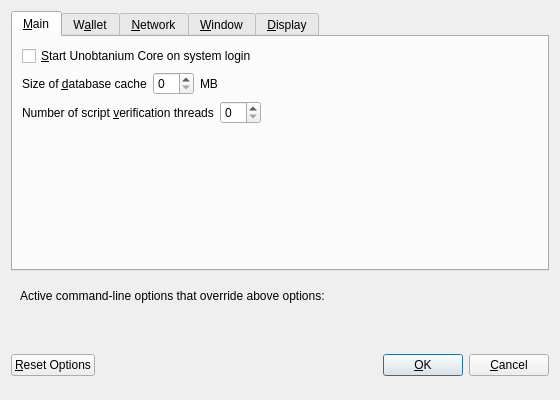
Above: src/qt/forms/optionsdialog.ui from unobtanium-official/Unobtanium before the change. Below: the same form after it.
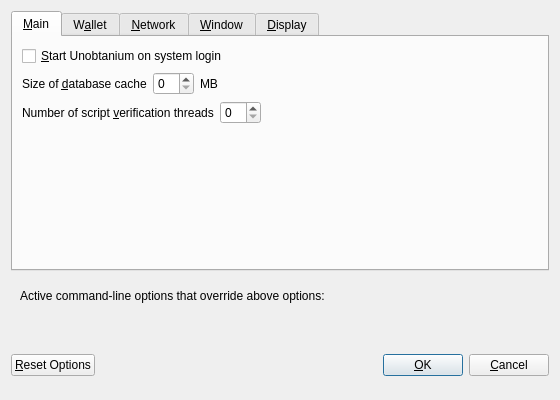
That is the form after the change. Custom widgets are drawn as their Qt base class.

```diff
--- a/src/qt/forms/optionsdialog.ui
+++ b/src/qt/forms/optionsdialog.ui
@@ -33,7 +33,7 @@
           <string>Automatically start Unobtanium Core after logging in to the system.</string>
          </property>
          <property name="text">
-          <string>&amp;Start Unobtanium Core on system login</string>
+          <string>&amp;Start Unobtanium on system login</string>
          </property>
         </widget>
        </item>
```
Left out of the diff: 4 changed lines with no effect on the pictures.
